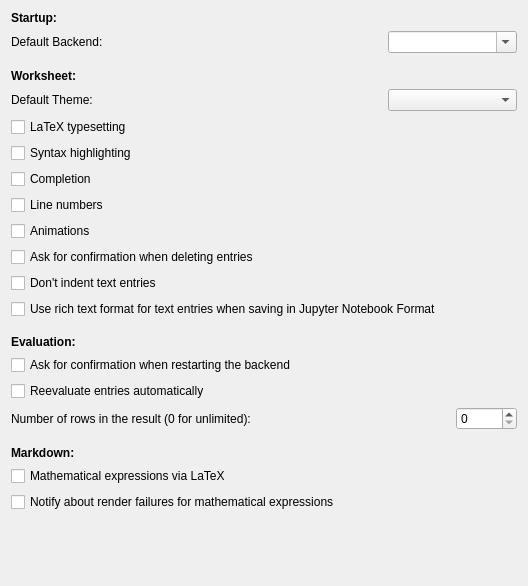
Above: src/settings.ui from KDE/cantor before the change. Below: the same form after it.
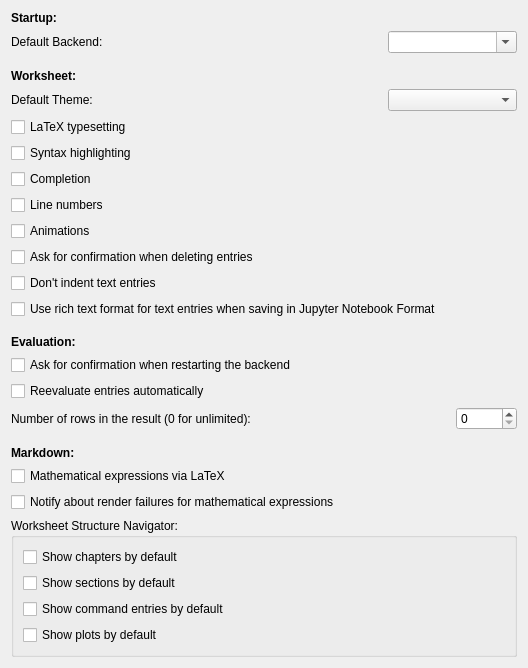
That is the form after the change. Custom widgets are drawn as their Qt base class.

```diff
--- a/src/settings.ui
+++ b/src/settings.ui
@@ -24,7 +24,44 @@
      </property>
     </widget>
    </item>
-   <item row="22" column="0">
+   <item row="22" column="0" colspan="6">
+    <widget class="QGroupBox" name="tocDefaultsGroupBox">
+     <property name="title">
+      <string>Worksheet Structure Navigator:</string>
+     </property>
+     <layout class="QGridLayout" name="tocDefaultsLayout">
+      <item row="0" column="0" colspan="2">
+       <widget class="QCheckBox" name="kcfg_ShowTocChaptersDefault">
+        <property name="text">
+         <string>Show chapters by default</string>
+        </property>
+       </widget>
+      </item>
+      <item row="1" column="0" colspan="2">
+       <widget class="QCheckBox" name="kcfg_ShowTocSectionsDefault">
+        <property name="text">
+         <string>Show sections by default</string>
+        </property>
+       </widget>
+      </item>
+      <item row="2" column="0" colspan="2">
+       <widget class="QCheckBox" name="kcfg_ShowTocCommandEntriesDefault">
+        <property name="text">
+         <string>Show command entries by default</string>
+        </property>
+       </widget>
+      </item>
+      <item row="3" column="0" colspan="2">
+       <widget class="QCheckBox" name="kcfg_ShowTocPlotsDefault">
+        <property name="text">
+         <string>Show plots by default</string>
+        </property>
+       </widget>
+      </item>
+     </layout>
+    </widget>
+   </item>
+   <item row="23" column="0">
     <spacer name="verticalSpacer">
      <property name="orientation">
       <enum>Qt::Vertical</enum>
```
